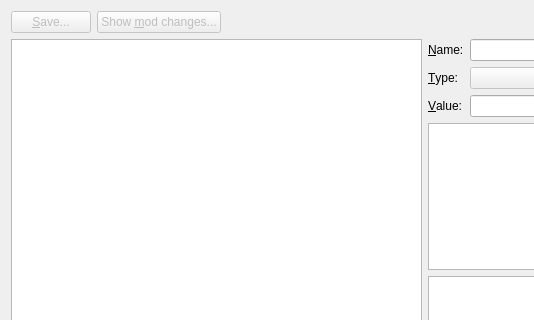
Above: miasmod_data.ui from DarkStarSword/miasmata-fixes before the change; both pictures show x 0 to 534 and y 0 to 320 of the 713 by 490 pixel window. Below: the same form after it.
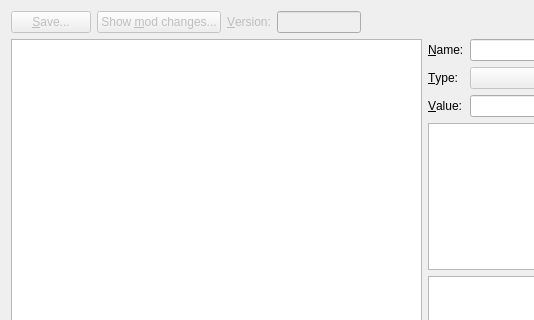
That is the form after the change.

Commit message: Miasmod: Support version information embedded in .miasmod files

The edit to the form file:
```diff
--- a/miasmod_data.ui
+++ b/miasmod_data.ui
@@ -33,6 +33,32 @@
        </property>
       </widget>
      </item>
+     <item>
+      <widget class="QLabel" name="lblVersion">
+       <property name="enabled">
+        <bool>false</bool>
+       </property>
+       <property name="text">
+        <string>&amp;Version:</string>
+       </property>
+       <property name="buddy">
+        <cstring>version</cstring>
+       </property>
+      </widget>
+     </item>
+     <item>
+      <widget class="QLineEdit" name="version">
+       <property name="enabled">
+        <bool>false</bool>
+       </property>
+       <property name="maximumSize">
+        <size>
+         <width>84</width>
+         <height>16777215</height>
+        </size>
+       </property>
+      </widget>
+     </item>
      <item>
       <spacer name="horizontalSpacer_3">
        <property name="orientation">
```
Left out of the diff: 8 changed lines with no effect on the pictures. The commit also changes 4 other files.
